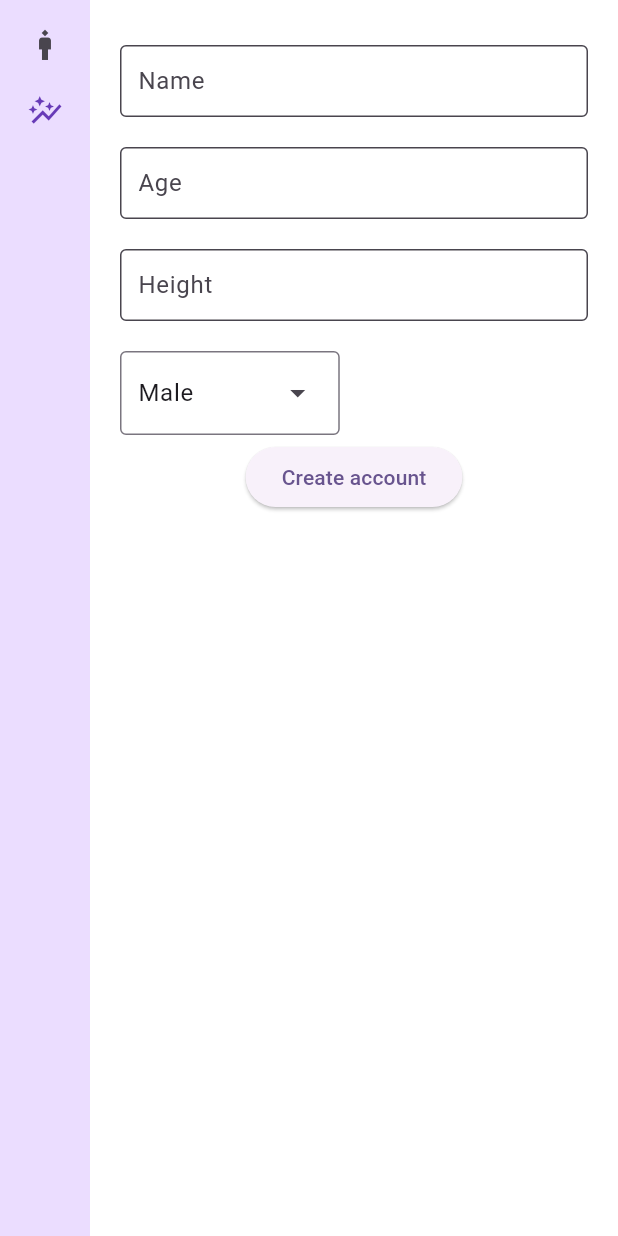
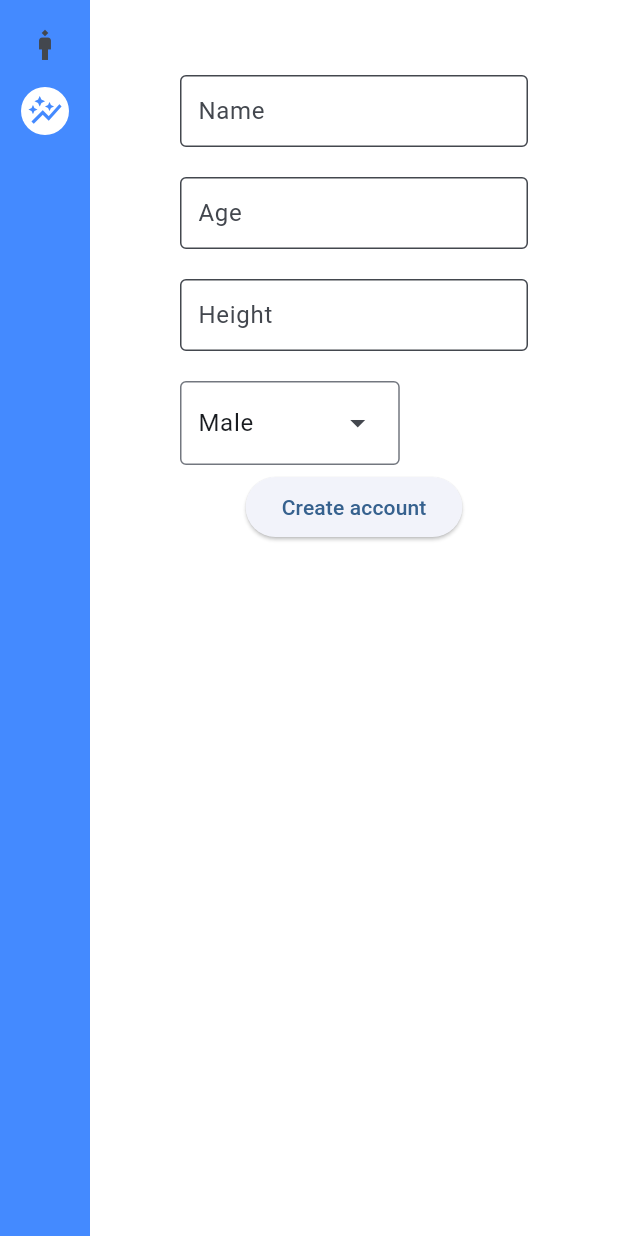
Before and after one commit to TuomasL96/WeightLossHelper, a Flutter app: the screen it shows after launch, after a tap on "Weight", on a phone screen of 412 x 824 dp. Run offline on Flutter 3.47's test engine with Material 3 defaults, Android fonts, the phone set to English and light mode, and no system bars; our stand-ins replace flutter_mobx, mobx, objectbox; missing offline and left inert: dart:ffi, validators2; generated files the repository leaves out were written again.

Commit message:
Start work on weight in menu

```diff
--- a/lib/main.dart
+++ b/lib/main.dart
@@ -24,10 +24,11 @@ class MyApp extends StatelessWidget {
       title: 'Flutter Demo',
       theme: ThemeData(
           colorScheme: ColorScheme.fromSeed(
-            seedColor: Colors.deepPurple,
+            seedColor: Colors.blue,
+            primaryContainer: Colors.blueAccent,
             onPrimaryContainer: Colors.white,
-            onSecondaryContainer: Colors.deepPurple,
-            onTertiaryContainer: Colors.deepPurpleAccent,
+            //onSecondaryContainer: Colors.deepPurple,
+            //onTertiaryContainer: Colors.deepPurpleAccent,
           ),
           useMaterial3: true,
           inputDecorationTheme: const InputDecorationTheme(
@@ -71,20 +72,27 @@ class _MyHomePageState extends State<MyHomePage> {
           children: [
             SafeArea(
               child: NavigationRail(
-                indicatorColor: Theme.of(context).colorScheme.primaryContainer,
+                indicatorShape: const CircleBorder(),
+                groupAlignment: -1,
+                indicatorColor:
+                    Theme.of(context).colorScheme.onPrimaryContainer,
                 backgroundColor: Theme.of(context).colorScheme.primaryContainer,
                 minWidth: 60,
-                minExtendedWidth: 60,
-                extended: constraints.maxWidth >= 1200,
+                extended: false,
                 destinations: const [
                   NavigationRailDestination(
-                    indicatorColor: Colors.black,
-                    selectedIcon: Icon(Icons.man_3_outlined),
-                    icon: Icon(Icons.man_3),
+                    selectedIcon: Icon(
+                      Icons.man_3_outlined,
+                      color: Colors.blueAccent,
+                    ),
+                    icon: Icon(Icons.man_3_outlined),
                     label: Text('User'),
                   ),
                   NavigationRailDestination(
-                    selectedIcon: Icon(Icons.auto_graph_outlined),
+                    selectedIcon: Icon(
+                      Icons.auto_graph_outlined,
+                      color: Colors.blueAccent,
+                    ),
                     icon: Icon(Icons.auto_graph_sharp),
                     label: Text('Weight'),
                   ),
@@ -98,9 +106,10 @@ class _MyHomePageState extends State<MyHomePage> {
               ),
             ),
             Expanded(
-              //flex: 1,
               child: Container(
-                color: Theme.of(context).colorScheme.onPrimary,
+                padding:
+                    const EdgeInsets.symmetric(vertical: 20, horizontal: 40),
+                color: Theme.of(context).colorScheme.onPrimaryContainer,
                 child: page,
               ),
             ),
--- a/lib/main_user_menu.dart
+++ b/lib/main_user_menu.dart
@@ -1,56 +1,53 @@
 import 'package:flutter/material.dart';
+import 'package:open_weight_tracker/user_creation_menu.dart';
 import 'package:open_weight_tracker/user_profile_form.dart';
 import 'models.dart';
 import 'user_repository.dart';
 import 'main.dart';
 
 class UserMainMenu extends StatefulWidget {
-  late User currentUser = userRepository.getCurrentUser();
-  UserMainMenu({
+  const UserMainMenu({
     super.key,
   });
 
   @override
-  State<UserMainMenu> createState() => _UserMainMenuState(currentUser);
+  State<UserMainMenu> createState() => _UserMainMenuState();
 }
 
 class _UserMainMenuState extends State<UserMainMenu> {
-  User currentUser;
-  _UserMainMenuState(this.currentUser);
+  late User currentUser = userRepository.getCurrentUser();
+  bool dbHasUser = (userRepository.dbHasCurrentUser() ? true : false);
 
   @override
   Widget build(BuildContext context) {
+    Widget userPage;
+    switch (dbHasUser) {
+      case true:
+        userPage = UserList(
+            currentUser: currentUser, users: userRepository.getAllUsers());
+      case false:
+        userPage = UserProfileCreatorMenu();
+    }
+
     return Container(
-      padding: const EdgeInsets.fromLTRB(2, 5, 2, 20),
+      padding: const EdgeInsets.fromLTRB(2, 10, 2, 20),
       alignment: Alignment.topCenter,
       color: Theme.of(context).colorScheme.onPrimaryContainer,
-      child: Column(
-        children: [
-          Row(
-            mainAxisSize: MainAxisSize.min,
-            children: [
-              Expanded(
-                child: UserSmallCard(currentUser),
-              ),
-            ],
-          ),
-          const Text('All users: '),
-          UserList(users: userRepository.getAllUsers())
-        ],
-      ),
+      child: userPage,
     );
   }
 }
 
 class UserList extends StatelessWidget {
-  final List<User> users;
-  UserList({super.key, required this.users});
+  List<User> users;
+  User currentUser;
+  UserList({super.key, required this.currentUser, required this.users});
 
   late List<User> otherUsers = getAllButCurrentUser(users);
 
   List<User> getAllButCurrentUser(users) {
     List<User> otherUsers = [];
-    for (final User user in users) {
+    for (User user in users) {
       if (user.isCurrentUser == false) {
         otherUsers.add(user);
       } //else {
@@ -62,20 +59,25 @@ class UserList extends StatelessWidget {
 
   @override
   Widget build(BuildContext context) {
-    return Expanded(
+    return Column(mainAxisSize: MainAxisSize.min, children: [
+      const Text('Current user'),
+      UserSmallCard(currentUser),
+      const Text('Other Users'),
+      Expanded(
         flex: 1,
         child: ListView.builder(
             itemCount: otherUsers.length,
             itemBuilder: (context, index) {
               return UserSmallCard(otherUsers[index]);
             }),
-    );
+      ),
+    ]);
   }
 }
 
 class UserBigCard extends StatefulWidget {
-  final User user;
-  const UserBigCard(this.user, {super.key});
+  User user;
+  UserBigCard(this.user, {super.key});
 
   @override
   State<UserBigCard> createState() => _UserBigCardState();
@@ -109,7 +111,8 @@ class _UserSmallCardState extends State<UserSmallCard> {
   Widget build(BuildContext context) {
     return Card(
       color: Theme.of(context).colorScheme.onPrimaryContainer,
-      shadowColor: Theme.of(context).colorScheme.onSecondaryContainer,
+      shadowColor: Theme.of(context).colorScheme.primaryContainer,
+      elevation: 2.0,
       child: ListTile(
         leading: const Icon(
           Icons.account_circle,
--- a/lib/user_repository.dart
+++ b/lib/user_repository.dart
@@ -25,7 +25,18 @@ class UserRepository {
     if (user != null) {
       return user;
     } else {
-      return User('NO_USER_FOUND', '99', '200', true, true);
+      throw ErrorDescription('NO CURRENT USER IN');
+    }
+  }
+
+  bool dbHasCurrentUser() {
+    Query<User?> query =
+        objectBox.userBox.query(User_.isCurrentUser.equals(true)).build();
+    final user = query.findFirst();
+    if (user != null) {
+      return true;
+    } else {
+      return false;
     }
   }
 
```
Also changed, not shown: lib/weight_in_menu.dart (added, +26 -0 lines). Lines whose indentation alone changed are shown as unchanged.
